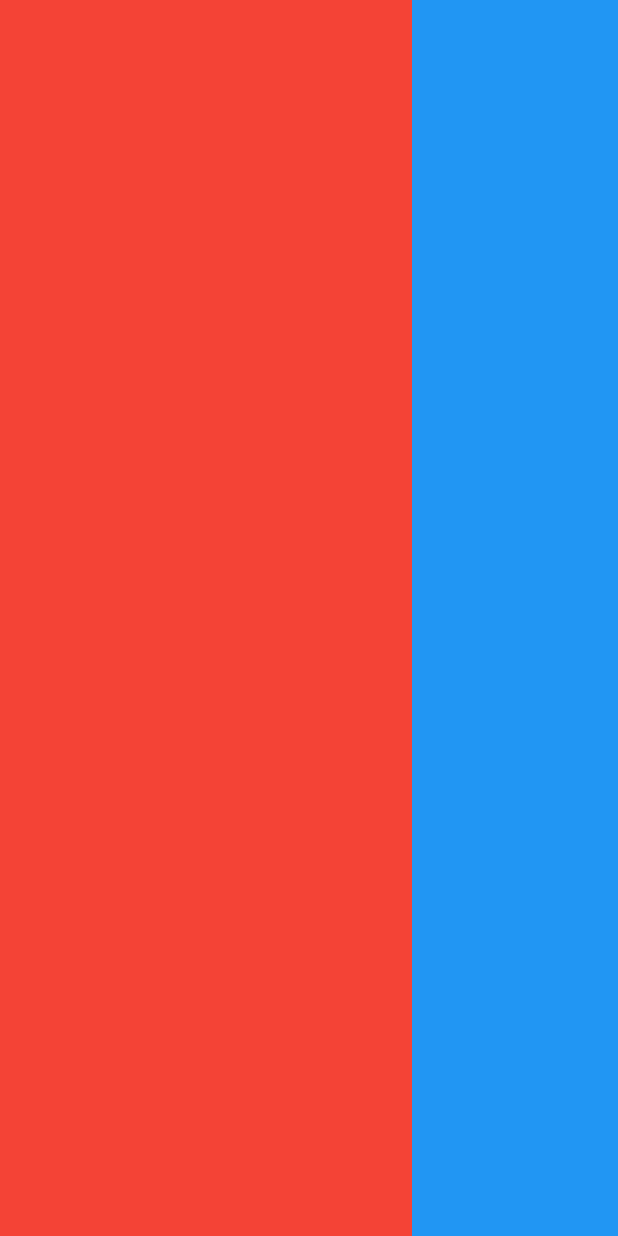
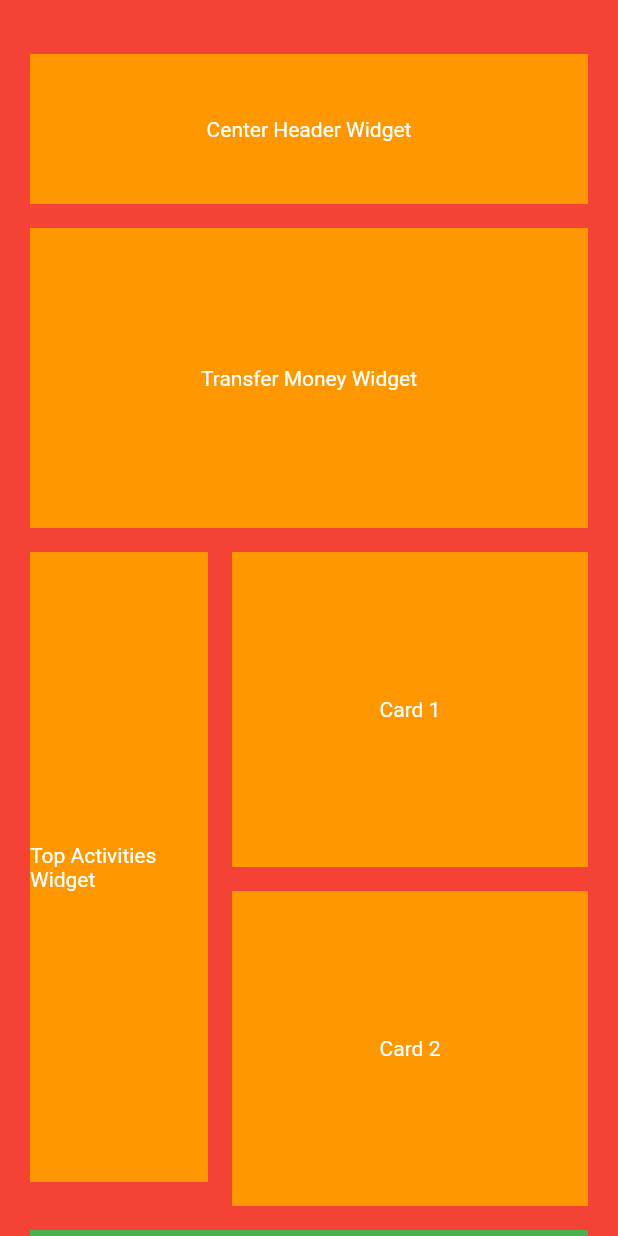
Before and after one commit to Mindinventory/finance-dashboard-flutter, a Flutter app: the screen it shows after launch, on a phone screen of 412 x 824 dp. Run offline on Flutter 3.47's test engine with Material 2 defaults, Android fonts, the phone set to English and light mode, and no system bars; our stand-ins replace bloc, flutter_bloc, flutter_svg, get, get_it.

Commit message:
[feature] added support for responsive view

```diff
--- a/lib/common/app_routes.dart
+++ b/lib/common/app_routes.dart
@@ -1,26 +1,15 @@
 import 'package:get/get_navigation/src/routes/get_route.dart';
 
-import '../ui/home_module/home_page.dart';
-import '../ui/login/login_page.dart';
-import '../ui/spalsh_module/spalsh_page.dart';
+import '../ui/home_module/dashboard.dart';
 
 final routes = [
   GetPage(
-    name: Routes.root,
-    page: () => SplashPage(),
-  ),
-  GetPage(
-    name: Routes.login,
-    page: () => LoginPage(),
-  ),
-  GetPage(
-    name: Routes.home,
-    page: () => const HomePage(),
+    name: Routes.dashboard,
+    page: () => const DashBoard(),
   ),
 ];
 
 abstract class Routes {
   static const root = '/';
-  static const login = '/login';
-  static const home = '/home';
+  static const dashboard = '/dashboard';
 }
--- a/lib/ui/app.dart
+++ b/lib/ui/app.dart
@@ -35,6 +35,6 @@ class App extends StatelessWidget {
   }
 
   String _initMainScreen() {
-    return Routes.home;
+    return Routes.dashboard;
   }
 }
--- /dev/null
+++ b/lib/ui/home_module/dashboard.dart
@@ -0,0 +1,164 @@
+import 'package:flutter/material.dart';
+
+import '../../common/screen_type.dart';
+import '../../widgets/side_menu_widget/side_menu.dart';
+
+class DashBoard extends StatefulWidget {
+  const DashBoard({Key? key}) : super(key: key);
+
+  @override
+  _DashBoardState createState() => _DashBoardState();
+}
+
+class _DashBoardState extends State<DashBoard> {
+  @override
+  Widget build(BuildContext context) {
+    return Scaffold(
+      drawer: const SideMenu(),
+      body: _buildDashboardSections(context),
+    );
+  }
+
+  Widget _buildDashboardSections(BuildContext context) {
+    return SafeArea(
+      child: Row(
+        crossAxisAlignment: CrossAxisAlignment.start,
+        children: [
+          Visibility(
+            visible: (ScreenType.isDesktop(context)) ||
+                (ScreenType.isTablet(context)),
+            child: const Expanded(
+              child: SideMenu(),
+            ),
+          ),
+          Expanded(
+            flex: 5,
+            child: SingleChildScrollView(
+              child: Column(
+                children: [
+                  Row(
+                    crossAxisAlignment: CrossAxisAlignment.start,
+                    children: [
+                      _buildCenterView(),
+                      (!ScreenType.isMobile(context))
+                          ? Expanded(
+                              flex: 2,
+                              child: _buildChartView(),
+                            )
+                          : Container(),
+                    ],
+                  )
+                ],
+              ),
+            ),
+          ),
+        ],
+      ),
+    );
+  }
+
+  Widget _buildCenterView() {
+    return Expanded(
+      flex: 5,
+      child: Container(
+        color: Colors.red,
+        padding: const EdgeInsets.all(20.0),
+        child: Column(
+          children: [
+            const SizedBox(height: 16.0),
+            Container(
+              child: const Text('Center Header Widget'),
+              alignment: Alignment.center,
+              height: 100,
+              color: Colors.orange,
+            ),
+            const SizedBox(height: 16.0),
+            Container(
+              child: const Text('Transfer Money Widget'),
+              alignment: Alignment.center,
+              height: 200,
+              color: Colors.orange,
+            ),
+            const SizedBox(height: 16.0),
+            Column(
+              children: [
+                Row(
+                  crossAxisAlignment: CrossAxisAlignment.start,
+                  children: [
+                    Expanded(
+                      child: Container(
+                        child: const Text('Top Activities Widget'),
+                        alignment: Alignment.center,
+                        height: 420,
+                        color: Colors.orange,
+                      ),
+                    ),
+                    const SizedBox(width: 16.0),
+                    Expanded(
+                      flex: 2,
+                      child: Column(
+                        children: [
+                          Container(
+                            child: const Text('Card 1'),
+                            alignment: Alignment.center,
+                            height: 210,
+                            color: Colors.orange,
+                          ),
+                          const SizedBox(height: 16.0),
+                          Container(
+                            child: const Text('Card 2'),
+                            alignment: Alignment.center,
+                            height: 210,
+                            color: Colors.orange,
+                          ),
+                        ],
+                      ),
+                    )
+                  ],
+                )
+              ],
+            ),
+            (ScreenType.isMobile(context))
+                ? const SizedBox(height: 16.0)
+                : Container(),
+            (ScreenType.isMobile(context)) ? _buildChartView() : Container(),
+          ],
+        ),
+      ),
+    );
+  }
+
+  Widget _buildChartView() {
+    return Container(
+      color: Colors.green,
+      padding: const EdgeInsets.all(20.0),
+      child: SingleChildScrollView(
+        child: Column(
+          children: [
+            const SizedBox(height: 16.0),
+            Container(
+              child: const Text('Chart Header'),
+              alignment: Alignment.center,
+              height: 100,
+              color: Colors.blue,
+            ),
+            const SizedBox(height: 16.0),
+            Container(
+              child: const Text('Chart 1'),
+              alignment: Alignment.center,
+              height: 400,
+              color: Colors.blue,
+            ),
+            const SizedBox(height: 16.0),
+            Container(
+              child: const Text('Chart 2'),
+              alignment: Alignment.center,
+              height: 400,
+              color: Colors.blue,
+            ),
+          ],
+        ),
+      ),
+    );
+  }
+}
--- a/lib/ui/home_module/home_page.dart
+++ /dev/null
@@ -1,35 +0,0 @@
-import 'package:flutter/material.dart';
-import '../../common/screen_type.dart';
-import '../../widgets/side_menu_widget/side_menu.dart';
-
-class HomePage extends StatefulWidget {
-  const HomePage({Key? key}) : super(key: key);
-  @override
-  _HomePageState createState() => _HomePageState();
-}
-
-class _HomePageState extends State<HomePage> {
-  @override
-  Widget build(BuildContext context) {
-    return Scaffold(body: _buildScreenSections(context));
-  }
-
-  Widget _buildScreenSections(BuildContext context) {
-    return Row(
-      children: [
-        Visibility(
-            visible: (ScreenType.isDesktop(context)) ||
-                (ScreenType.isTablet(context)),
-            child: const Expanded(flex: 4, child: SideMenu())),
-        Expanded(
-          flex: 10,
-          child: Container(color: Colors.red),
-        ),
-        Expanded(
-          flex: 5,
-          child: Container(color: Colors.blue),
-        )
-      ],
-    );
-  }
-}
```
Also changed, not shown: lib/ui/login/login_page.dart (deleted, +0 -77 lines), lib/ui/login/widgets/login_textfield.dart (deleted, +0 -56 lines), lib/ui/spalsh_module/spalsh_page.dart (deleted, +0 -26 lines).
